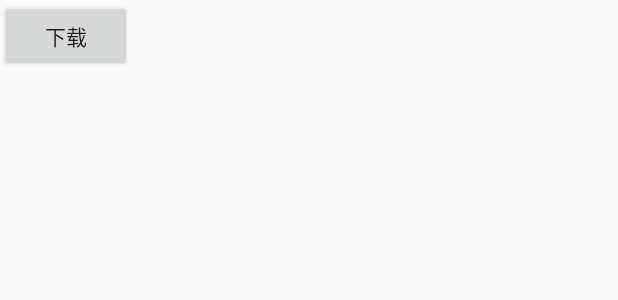
After one commit to hurtnotbad/androidUtils, an Android app: the layout activity_download.xml on its own in the app's theme, with its tools: preview values and no code run, on a phone screen of 412 x 824 dp. The commit adds this screen. Shown: the top 300 px of the screen. Run offline under Robolectric (Android 15) with nearby library versions, the phone set to English and light mode, and no system bars.

Commit message:
motify: 修改部分文件名称

```diff
--- a/app/src/main/java/com/example/lammy/androidutils/activity/MainActivity.java
+++ b/app/src/main/java/com/example/lammy/androidutils/appIn/MainActivity.java
@@ -1,4 +1,4 @@
-package com.example.lammy.androidutils.activity;
+package com.example.lammy.androidutils.appIn;
 
 import android.os.Bundle;
 import android.support.v7.app.AppCompatActivity;
@@ -19,7 +19,6 @@ public class MainActivity extends AppCompatActivity {
         mGridView = findViewById(R.id.grid_view);mGridView.setColumnWidth(200);
         final FunctionAdapter functionAdapter = new FunctionAdapter(this);
         mGridView.setAdapter( functionAdapter);
-        System.out.println("点击");
         mGridView.setOnItemClickListener(new AdapterView.OnItemClickListener() {
             @Override
             public void onItemClick(AdapterView<?> parent, View view, int position, long id) {
--- a/app/src/main/java/com/example/lammy/androidutils/net/HttpUtil.java
+++ b/app/src/main/java/com/example/lammy/androidutils/net/HttpUtil.java
@@ -36,7 +36,7 @@ public class HttpUtil {
     public static final String url_image = url_host + "lyf.jpg";
 
     private static HttpUtil mHttpUtil;
-    private static Context mContext = MyApplication.getInstance();
+    private static Context mContext;
 
     public static HttpUtil getInstance() {
         if(mHttpUtil!=null){
@@ -47,6 +47,7 @@ public class HttpUtil {
                 mHttpUtil = new HttpUtil();
             }
         }
+        mContext = MyApplication.getInstance();
         return mHttpUtil;
     }
 
--- /dev/null
+++ b/app/src/main/res/layout/activity_download.xml
@@ -0,0 +1,20 @@
+<?xml version="1.0" encoding="utf-8"?>
+<android.support.constraint.ConstraintLayout xmlns:android="http://schemas.android.com/apk/res/android"
+    xmlns:app="http://schemas.android.com/apk/res-auto"
+    xmlns:tools="http://schemas.android.com/tools"
+    android:layout_width="match_parent"
+    android:layout_height="match_parent"
+    tools:context="com.example.lammy.androidutils.net.DownloadActivity">
+
+    <Button
+        android:layout_width="wrap_content"
+        android:layout_height="wrap_content"
+        android:text="@string/download"
+        android:onClick="download"
+        />
+    <ImageView
+        android:layout_width="wrap_content"
+        android:layout_height="wrap_content"
+        android:id="@+id/image_view"
+        />
+</android.support.constraint.ConstraintLayout>
--- a/app/src/main/res/layout/activity_main.xml
+++ b/app/src/main/res/layout/activity_main.xml
@@ -3,7 +3,7 @@
     xmlns:tools="http://schemas.android.com/tools"
     android:layout_width="match_parent"
     android:layout_height="match_parent"
-    tools:context="com.example.lammy.androidutils.activity.MainActivity">
+    tools:context="com.example.lammy.androidutils.appIn.MainActivity">
 
     <GridView
         android:layout_width="match_parent"
--- a/app/src/main/res/values/strings.xml
+++ b/app/src/main/res/values/strings.xml
@@ -1,7 +1,11 @@
 <resources>
     <string name="app_name">AndroidUtils</string>
+    <string name="download">下载</string>
+
+
+
     <string name="function_share">分享</string>
-    <string name="function_image">图像</string>
+    <string name="function_download">下载图片</string>
 
 
 </resources>
```
Also changed, not shown: app/src/main/AndroidManifest.xml (+3 -4 lines), app/src/main/java/com/example/lammy/androidutils/appIn/FunctionAdapter.java (renamed from app/src/main/java/com/example/lammy/androidutils/activity/FunctionAdapter.java, +11 -4 lines), app/src/main/java/com/example/lammy/androidutils/applictaion/MyApplication.java (+10 -2 lines), app/src/main/java/com/example/lammy/androidutils/net/DownloadActivity.java (added, +56 -0 lines), app/src/main/java/com/example/lammy/androidutils/net/HttpActivity.java (deleted, +0 -16 lines), app/src/main/res/layout/activity_http.xml (deleted, +0 -9 lines).
